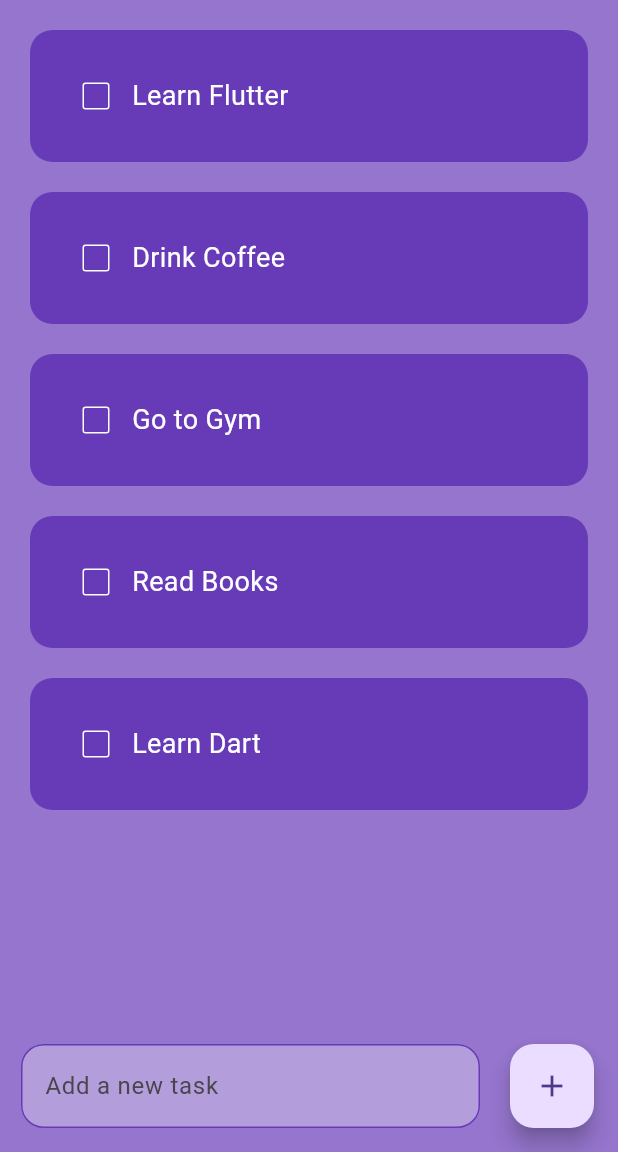
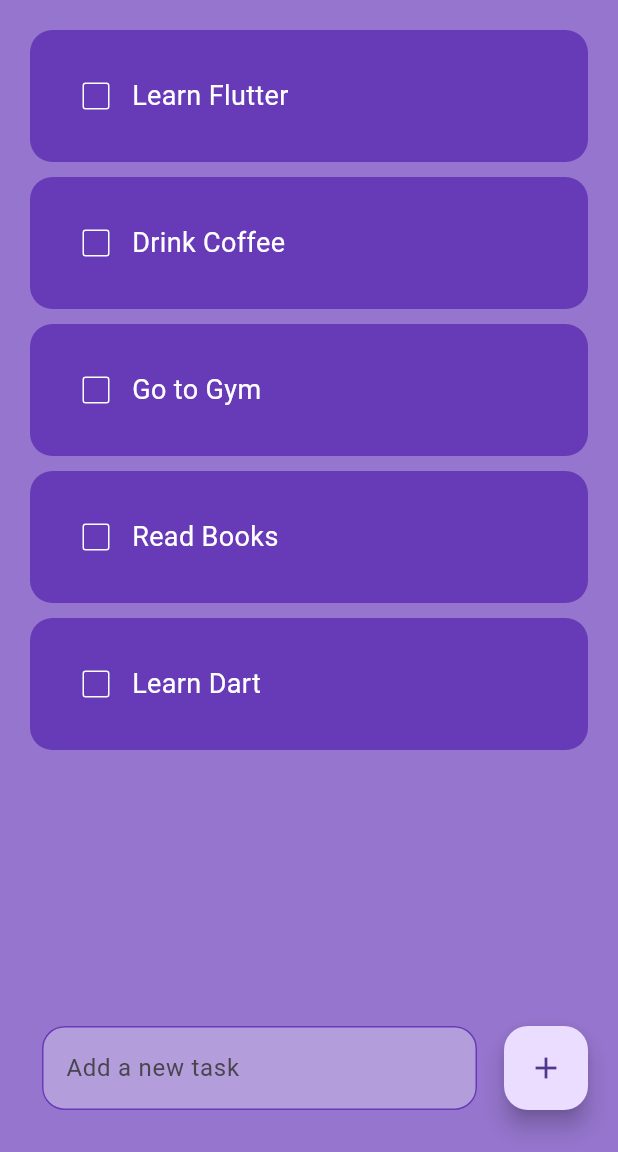
Before and after one commit to banjovic/todo_app, a Flutter app: the screen it shows after launch, on a phone screen of 412 x 824 dp, the part 84-1236 px from its top. Run offline on Flutter 3.47's test engine with Material 3 defaults, Android fonts, the phone set to English and light mode, and no system bars; drawn by our look-alikes of flutter_slidable.

Commit message:
`Refactor home page layout and todo list widget`

```diff
--- a/lib/pages/home_page.dart
+++ b/lib/pages/home_page.dart
@@ -47,7 +47,12 @@ class _HomePageState extends State<HomePage> {
         backgroundColor: Colors.deepPurple,
         foregroundColor: Colors.white,
       ),
-      body: ListView.builder(
+      body: Padding(
+        padding: const EdgeInsets.all(20.0),
+        child: Column(
+          children: [
+            Expanded(
+              child: ListView.builder(
                 itemCount: toDoList.length,
                 itemBuilder: (BuildContext context, index) {
                   return TodoList(
@@ -58,17 +63,12 @@ class _HomePageState extends State<HomePage> {
                   );
                 },
               ),
-      floatingActionButton: Row(
+            ),
+            Row(
               children: [
                 Expanded(
                   child: Padding(
-              padding: const EdgeInsets.only(
-                left: 30,
-                right: 20,
-                top: 0,
-                bottom: 0,
-              ),
-              // padding: const EdgeInsets.symmetric(horizontal: 20),
+                    padding: const EdgeInsets.all(8.0),
                     child: TextField(
                       controller: _controller,
                       decoration: InputDecoration(
@@ -76,23 +76,31 @@ class _HomePageState extends State<HomePage> {
                         fillColor: Colors.deepPurple.shade200,
                         enabledBorder: OutlineInputBorder(
                           borderRadius: BorderRadius.circular(15),
-                    borderSide: const BorderSide(color: Colors.deepPurple),
+                          borderSide: const BorderSide(
+                            color: Colors.deepPurple,
+                          ),
                         ),
                         focusedBorder: OutlineInputBorder(
                           borderRadius: BorderRadius.circular(15),
-                    borderSide: const BorderSide(color: Colors.deepPurple),
+                          borderSide: const BorderSide(
+                            color: Colors.deepPurple,
+                          ),
                         ),
                         hintText: 'Add a new task',
                       ),
                     ),
                   ),
                 ),
+                SizedBox(width: 10),
                 FloatingActionButton(
                   onPressed: saveNewTask,
                   child: const Icon(Icons.add),
                 ),
               ],
             ),
+          ],
+        ),
+      ),
     );
   }
 }
--- a/lib/utils/todo_list.dart
+++ b/lib/utils/todo_list.dart
@@ -18,7 +18,7 @@ class TodoList extends StatelessWidget {
   @override
   Widget build(BuildContext context) {
     return Padding(
-      padding: const EdgeInsets.only(left: 20, right: 20, top: 20, bottom: 0),
+      padding: const EdgeInsets.only(bottom: 10),
       child: Slidable(
         endActionPane: ActionPane(
           motion: const StretchMotion(),
```
Lines whose indentation alone changed are shown as unchanged.
